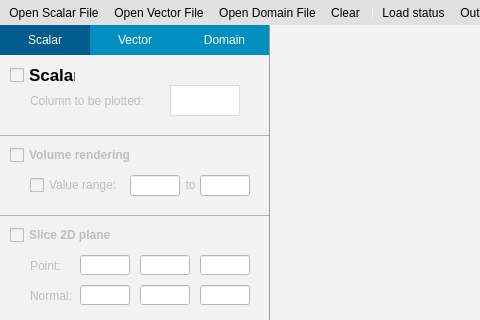
This is SimpleView.ui in billcxx/MUPRO-visualization as Qt 5 draws it before an edit; both pictures show x 0 to 480 and y 0 to 320 of the 1292 by 764 pixel window. The edited form follows.
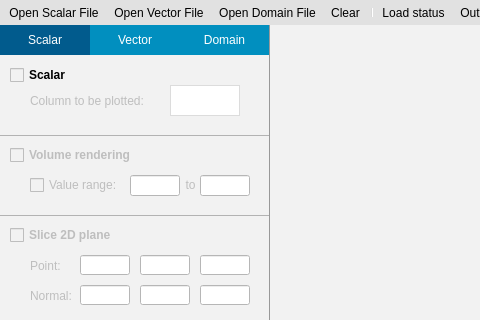
This is the edited form. Icons and pictures are not drawn. Custom widgets are drawn as their Qt base class.

Commit message: fix the scalar font size issue on windows

```diff
--- a/SimpleView.ui
+++ b/SimpleView.ui
@@ -549,7 +549,6 @@
                     </property>
                     <property name="font">
                      <font>
-                      <pointsize>13</pointsize>
                       <weight>75</weight>
                       <italic>false</italic>
                       <bold>true</bold>
```
